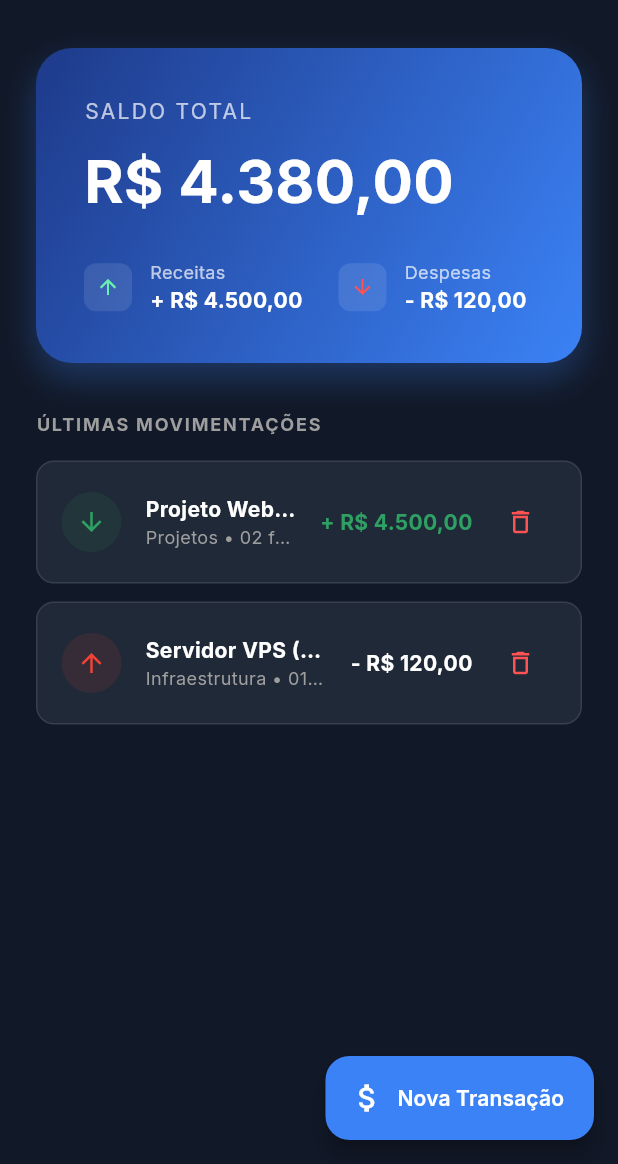
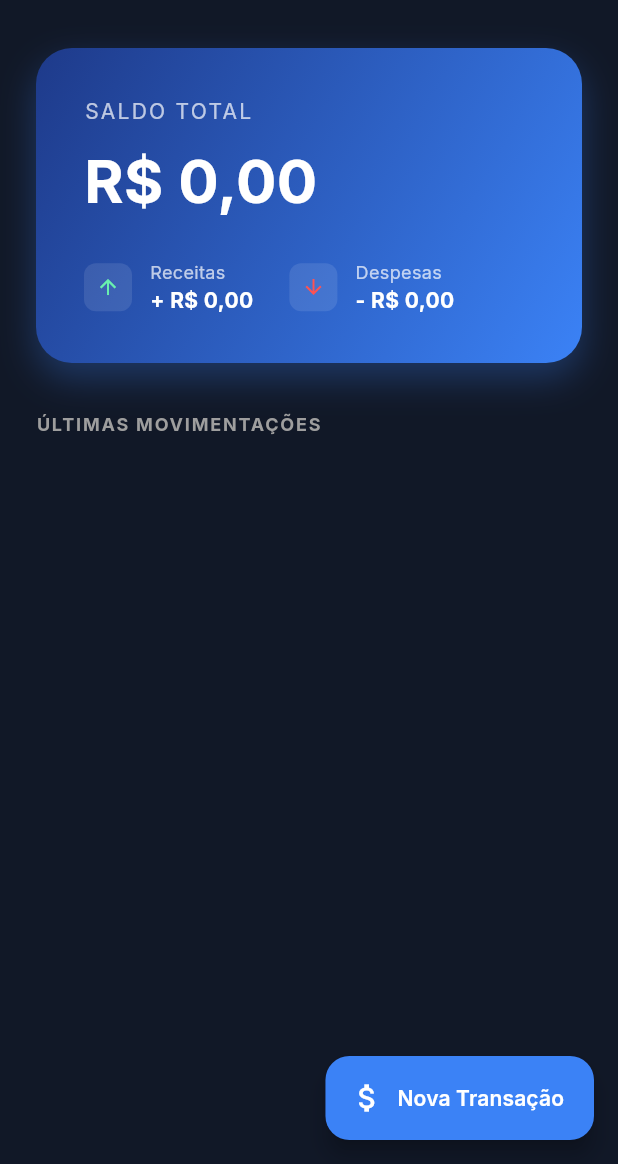
Before and after one commit to AM0ON/azt-erp, a Flutter app: the screen it shows after launch, after a tap on "Entrar no Sistema", after a tap on "Administrativo", on a phone screen of 412 x 824 dp, the part 72-1236 px from its top. Run offline on Flutter 3.47's test engine with Material 3 defaults, Android fonts, the phone set to English and light mode, and no system bars; our stand-ins replace google_fonts, hive_flutter; accounts and stored records are empty.

Commit message:
fix: storage service

```diff
--- a/lib/controllers/finance_controller.dart
+++ b/lib/controllers/finance_controller.dart
@@ -1,60 +1,31 @@
 import 'package:flutter/material.dart';
 import 'package:uuid/uuid.dart';
 import '../models/transaction_model.dart';
+import '../services/storage_service.dart'; // Import do Cofre
 import '../core/utils/input_sanitizer.dart';
 
 class FinanceController extends ChangeNotifier {
   final Uuid _uuid = const Uuid();
 
-  // [NOVO] Listas de Categorias Básicas
-  final List<String> _incomeCategories = [
-    'Projetos',
-    'Consultoria',
-    'Retainer',
-    'Investimento',
-    'Outros'
-  ];
+  // Listas de Categorias (Poderiam ir pro Hive também futuramente)
+  final List<String> _incomeCategories = ['Projetos', 'Consultoria', 'Retainer', 'Investimento', 'Outros'];
+  final List<String> _expenseCategories = ['Infraestrutura', 'Ferramentas (SaaS)', 'Pessoal', 'Marketing', 'Escritório', 'Impostos', 'Outros'];
 
-  final List<String> _expenseCategories = [
-    'Infraestrutura',
-    'Ferramentas (SaaS)',
-    'Pessoal',
-    'Marketing',
-    'Escritório',
-    'Impostos',
-    'Outros'
-  ];
+  // Lista na Memória (Sincronizada com o Hive)
+  List<TransactionModel> _transactions = [];
 
-  final List<TransactionModel> _transactions = [
-    TransactionModel(
-      id: '1',
-      title: 'Projeto Web - Landing Page',
-      value: 4500.00,
-      date: DateTime.now(),
-      isIncome: true,
-      category: 'Projetos'
-    ),
-    TransactionModel(
-      id: '2',
-      title: 'Servidor VPS (Hetzner)',
-      value: 120.00,
-      date: DateTime.now().subtract(const Duration(days: 1)),
-      isIncome: false,
-      category: 'Infraestrutura'
-    ),
-  ];
+  FinanceController() {
+    _loadData(); // 🔄 Carrega dados ao iniciar
+  }
 
   List<TransactionModel> get transactions => List.unmodifiable(_transactions);
-
-  // [NOVO] Getters para expor as categorias
   List<String> get incomeCategories => List.unmodifiable(_incomeCategories);
   List<String> get expenseCategories => List.unmodifiable(_expenseCategories);
 
   double get balance {
     double total = 0;
     for (var t in _transactions) {
-      if (t.isIncome) total += t.value;
-      else total -= t.value;
+      if (t.isIncome) total += t.value; else total -= t.value;
     }
     return total;
   }
@@ -62,22 +33,29 @@ class FinanceController extends ChangeNotifier {
   double get totalIncome => _transactions.where((t) => t.isIncome).fold(0.0, (sum, t) => sum + t.value);
   double get totalExpense => _transactions.where((t) => !t.isIncome).fold(0.0, (sum, t) => sum + t.value);
 
-  // [NOVO] Método para criar categoria (com sanitização)
+  // 🔄 Carregar do Disco
+  void _loadData() {
+    final rawData = StorageService.getAllTransactions();
+
+    // Converte Mapas do Hive em Objetos Reais
+    _transactions = rawData.map((map) => TransactionModel.fromMap(map)).toList();
+
+    // Ordena por data (mais recente primeiro)
+    _transactions.sort((a, b) => b.date.compareTo(a.date));
+
+    notifyListeners();
+  }
+
   void addCategory(String name, bool isIncome) {
     final cleanName = InputSanitizer.clean(name);
     if (cleanName.isEmpty) return;
 
-    if (isIncome) {
-      if (!_incomeCategories.contains(cleanName)) {
-        _incomeCategories.add(cleanName);
-        notifyListeners();
-      }
-    } else {
-      if (!_expenseCategories.contains(cleanName)) {
-        _expenseCategories.add(cleanName);
-        notifyListeners();
-      }
+    if (isIncome && !_incomeCategories.contains(cleanName)) {
+      _incomeCategories.add(cleanName);
+    } else if (!isIncome && !_expenseCategories.contains(cleanName)) {
+      _expenseCategories.add(cleanName);
     }
+    notifyListeners();
   }
 
   void addTransaction({
@@ -85,7 +63,7 @@ class FinanceController extends ChangeNotifier {
     required double value,
     required bool isIncome,
     required DateTime date,
-    required String category // [NOVO] Agora exige categoria
+    required String category
   }) {
     final newTransaction = TransactionModel(
       id: _uuid.v7(),
@@ -96,12 +74,20 @@ class FinanceController extends ChangeNotifier {
       category: category,
     );
 
+    // 1. Atualiza Memória
     _transactions.insert(0, newTransaction);
     notifyListeners();
+
+    // 2. Salva no Cofre (Async Fire & Forget)
+    StorageService.saveTransaction(newTransaction.toMap());
   }
 
   void removeTransaction(String id) {
+    // 1. Atualiza Memória
     _transactions.removeWhere((t) => t.id == id);
     notifyListeners();
+
+    // 2. Remove do Cofre
+    StorageService.deleteTransaction(id);
   }
 }
--- a/lib/main.dart
+++ b/lib/main.dart
@@ -4,28 +4,32 @@ import 'package:provider/provider.dart';
 import 'package:google_fonts/google_fonts.dart';
 import 'package:intl/date_symbol_data_local.dart';
 
-// IMPORTS DOS CONTROLLERS (Confira se as pastas batem)
+// --- IMPORTS DOS SERVIÇOS ---
+import 'services/storage_service.dart';
+
+// --- IMPORTS DOS CONTROLLERS ---
 import 'controllers/task_controller.dart';
 import 'controllers/finance_controller.dart';
-import 'controllers/client_controller.dart'; // <--- IMPORTANTE
+import 'controllers/client_controller.dart';
 
-// IMPORTS DAS PAGES
-import 'ui/pages/hub_page.dart';
+// --- IMPORTS DAS PAGES ---
+import '../pages/login_page.dart';
 
 void main() async {
+  // 1. Garante que a Engine do Flutter está pronta
   WidgetsFlutterBinding.ensureInitialized();
+
+  // 2. Inicializa a formatação de datas (PT-BR)
   await initializeDateFormatting('pt_BR', null);
+
+  // 3. 🚀 INICIALIZA O BANCO DE DADOS CRIPTOGRAFADO (Hive)
+  await StorageService.init();
 
   runApp(
     MultiProvider(
       providers: [
-        // O TaskController que já tínhamos
         ChangeNotifierProvider(create: (_) => TaskController()),
-
-        // O FinanceController (se já tiver criado)
         ChangeNotifierProvider(create: (_) => FinanceController()),
-
-        // --- A CORREÇÃO DO ERRO ESTÁ AQUI: ---
         ChangeNotifierProvider(create: (_) => ClientController()),
       ],
       child: const AzorTechApp(),
@@ -39,17 +43,34 @@ class AzorTechApp extends StatelessWidget {
   @override
   Widget build(BuildContext context) {
     return MaterialApp(
-      title: 'AzorTech Manager',
+      title: 'AzorTech ERP',
       debugShowCheckedModeBanner: false,
+
+      // Tema Dark/AzorTech Base
       theme: ThemeData(
         brightness: Brightness.dark,
-        scaffoldBackgroundColor: const Color(0xFF111827),
-        primaryColor: const Color(0xFF2EA063),
+        scaffoldBackgroundColor: const Color(0xFF111827), // Dark Background
+        primaryColor: const Color(0xFF2EA063), // AzorTech Green
+
+        // CORREÇÃO AQUI: Definimos as cores pelo ColorScheme (Padrão Material 3)
+        // Isso evita o erro de "CardThemeData" e define a cor dos Cards automaticamente.
+        colorScheme: const ColorScheme.dark(
+          primary: Color(0xFF2EA063),
+          surface: Color(0xFF1F2937), // Essa cor será usada pelos Cards
+          onSurface: Colors.white,
+        ),
+
+        // Configuração Global de Fontes
         textTheme: GoogleFonts.interTextTheme(Theme.of(context).textTheme).apply(
           bodyColor: Colors.white,
           displayColor: Colors.white,
         ),
+
+        // Ajustes finos de componentes
+        dividerTheme: const DividerThemeData(color: Colors.white10),
       ),
+
+      // Fluxo Inicial Seguro
       home: const LoginPage(),
     );
   }
--- /dev/null
+++ b/lib/services/storage_service.dart
@@ -0,0 +1,44 @@
+import 'dart:convert';
+import 'package:hive_flutter/hive_flutter.dart';
+
+class StorageService {
+  static const String _financeBoxName = 'finance_box_secure';
+
+  // 🔑 CHAVE DE CRIPTOGRAFIA (AES-256)
+  // O Hive exige EXATAMENTE 32 bytes (lista de inteiros).
+  // Esta string tem 32 caracteres.
+  static final List<int> _secureKey = utf8.encode('AzorTech_Key_2026_Secure_32Bytes');
+
+  static Future<void> init() async {
+    await Hive.initFlutter();
+
+    // Abre a caixa financeira com a chave segura
+    await Hive.openBox(
+      _financeBoxName,
+      encryptionCipher: HiveAesCipher(_secureKey),
+    );
+  }
+
+  // --- CRUD FINANCEIRO ---
+
+  static Box get _box => Hive.box(_financeBoxName);
+
+  static Future<void> saveTransaction(Map<String, dynamic> transactionMap) async {
+    // Salva usando o ID como chave para busca rápida
+    await _box.put(transactionMap['id'], transactionMap);
+  }
+
+  static Future<void> deleteTransaction(String id) async {
+    await _box.delete(id);
+  }
+
+  // Retorna a lista de transações convertida corretamente para o formato que o Controller entende
+  static List<Map<dynamic, dynamic>> getAllTransactions() {
+    if (_box.isEmpty) return [];
+    return _box.values.map((e) => Map<dynamic, dynamic>.from(e as Map)).toList();
+  }
+
+  static Future<void> clearAll() async {
+    await _box.clear();
+  }
+}
--- a/pubspec.yaml
+++ b/pubspec.yaml
@@ -36,6 +36,9 @@ dependencies:
   flutter_localizations:
     sdk: flutter
   flutter_svg: ^2.2.3
+  hive: ^2.2.3
+  hive_flutter: ^1.1.0
+  path_provider: ^2.1.2
 
 
   # The following adds the Cupertino Icons font to your application.
```
Also changed, not shown: lib/models/transaction_model.dart (+26 -2 lines), pubspec.lock.
